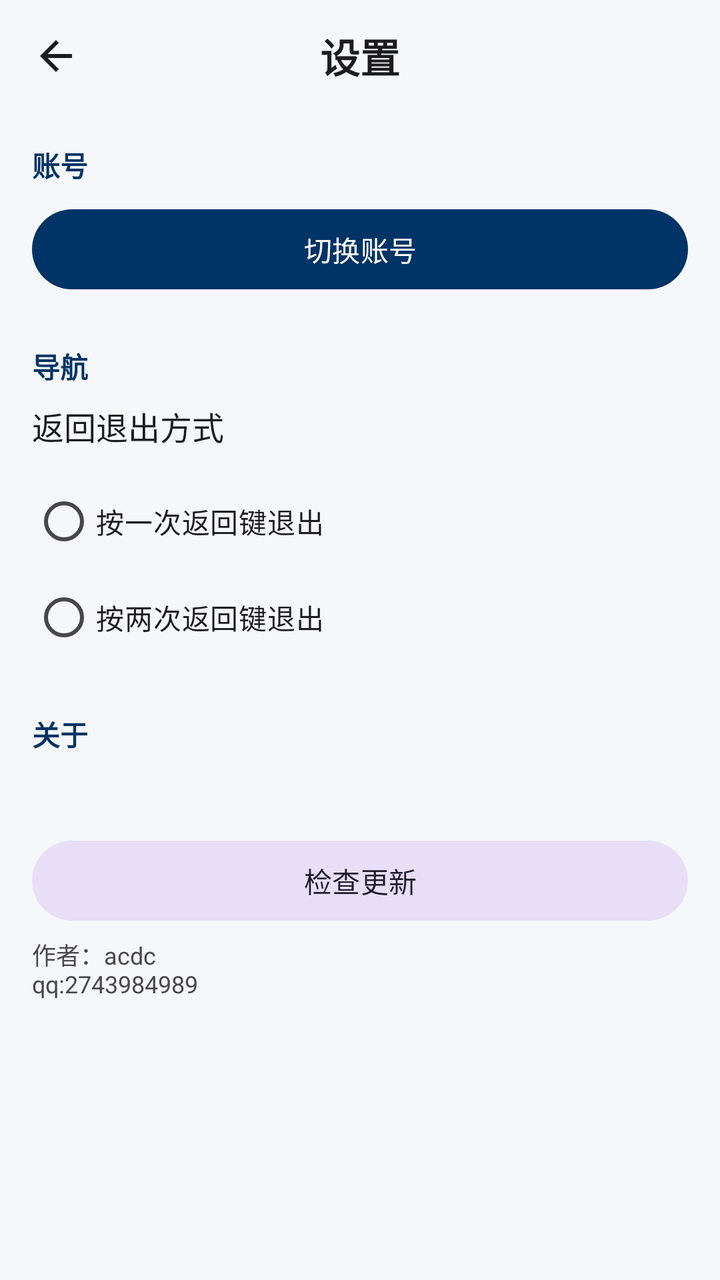
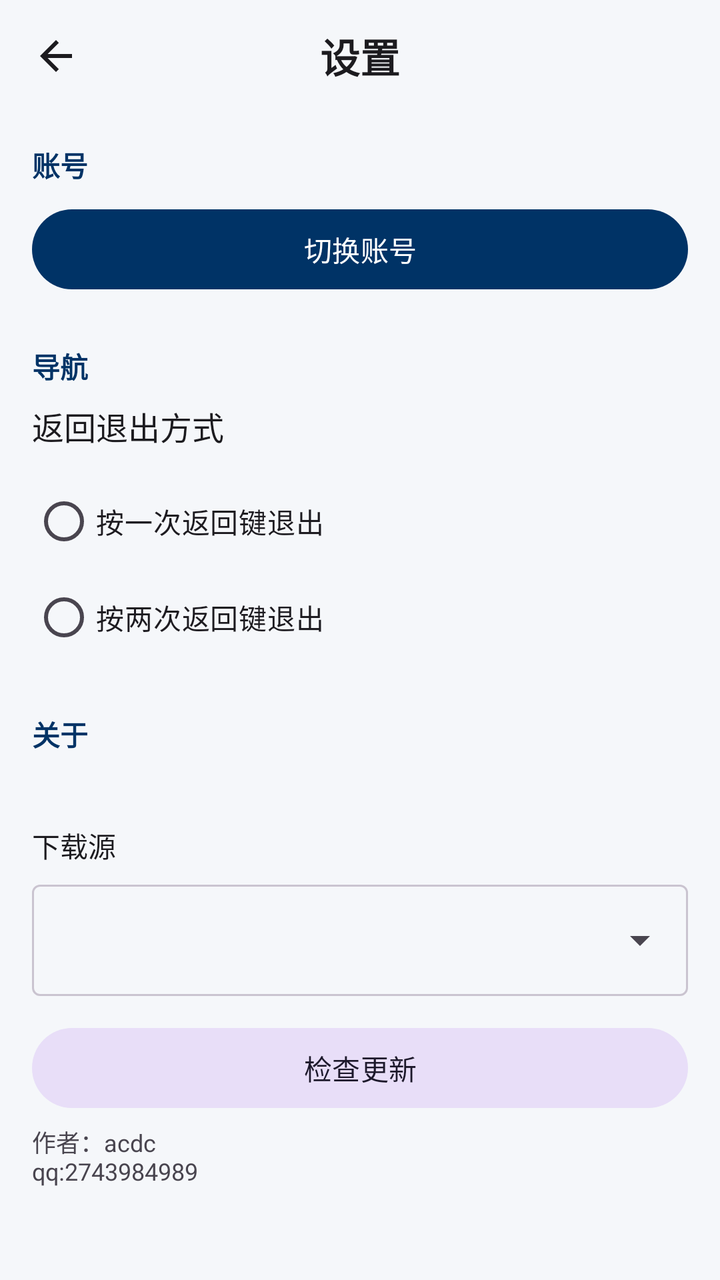

An Android layout rendered at two revisions. The XML below is the earlier revision; the diff shows what the commit changed to produce the second picture.
<!-- AndroidManifest.xml: application theme Theme.Ecode -->
<!-- res/layout/activity_settings.xml -->
<?xml version="1.0" encoding="utf-8"?>
<LinearLayout
    xmlns:android="http://schemas.android.com/apk/res/android"
    xmlns:app="http://schemas.android.com/apk/res-auto"
    android:layout_width="match_parent"
    android:layout_height="match_parent"
    android:background="@color/md_theme_background"
    android:orientation="vertical">

    <LinearLayout
        android:layout_width="match_parent"
        android:layout_height="56dp"
        android:gravity="center_vertical"
        android:orientation="horizontal"
        android:paddingHorizontal="4dp">

        <ImageButton
            android:id="@+id/btnBack"
            android:layout_width="48dp"
            android:layout_height="48dp"
            android:background="?attr/selectableItemBackgroundBorderless"
            android:contentDescription="返回"
            android:src="@drawable/ic_arrow_back"
            android:tint="@color/md_theme_on_surface" />

        <TextView
            android:layout_width="0dp"
            android:layout_height="wrap_content"
            android:layout_weight="1"
            android:gravity="center"
            android:text="@string/settings_title"
            android:textColor="@color/md_theme_on_surface"
            android:textSize="20sp"
            android:textStyle="bold" />

        <View
            android:layout_width="48dp"
            android:layout_height="48dp" />
    </LinearLayout>

    <ScrollView
        android:layout_width="match_parent"
        android:layout_height="match_parent"
        android:padding="16dp">

        <LinearLayout
            android:layout_width="match_parent"
            android:layout_height="wrap_content"
            android:orientation="vertical">

            
            <TextView
                android:layout_width="wrap_content"
                android:layout_height="wrap_content"
                android:layout_marginBottom="8dp"
                android:text="@string/settings_account_section"
                android:textColor="@color/md_theme_primary"
                android:textSize="14sp"
                android:textStyle="bold" />

            <com.google.android.material.button.MaterialButton
                android:id="@+id/btnSwitchAccount"
                style="@style/Widget.Material3.Button"
                android:layout_width="match_parent"
                android:layout_height="wrap_content"
                android:layout_marginBottom="24dp"
                android:text="@string/settings_switch_account" />

            
            <TextView
                android:layout_width="wrap_content"
                android:layout_height="wrap_content"
                android:layout_marginBottom="8dp"
                android:text="@string/settings_navigation_section"
                android:textColor="@color/md_theme_primary"
                android:textSize="14sp"
                android:textStyle="bold" />

            <TextView
                android:layout_width="wrap_content"
                android:layout_height="wrap_content"
                android:layout_marginBottom="12dp"
                android:text="@string/settings_back_mode"
                android:textColor="@color/md_theme_on_surface"
                android:textSize="16sp" />

            <RadioGroup
                android:id="@+id/radioGroupBackMode"
                android:layout_width="match_parent"
                android:layout_height="wrap_content"
                android:layout_marginBottom="24dp"
                android:orientation="vertical">

                <com.google.android.material.radiobutton.MaterialRadioButton
                    android:id="@+id/radioSingle"
                    android:layout_width="match_parent"
                    android:layout_height="wrap_content"
                    android:text="@string/settings_back_single" />

                <com.google.android.material.radiobutton.MaterialRadioButton
                    android:id="@+id/radioDouble"
                    android:layout_width="match_parent"
                    android:layout_height="wrap_content"
                    android:text="@string/settings_back_double" />
            </RadioGroup>

            
            <TextView
                android:layout_width="wrap_content"
                android:layout_height="wrap_content"
                android:layout_marginBottom="8dp"
                android:text="@string/settings_about_section"
                android:textColor="@color/md_theme_primary"
                android:textSize="14sp"
                android:textStyle="bold" />

            <TextView
                android:id="@+id/tvVersion"
                android:layout_width="match_parent"
                android:layout_height="wrap_content"
                android:textColor="@color/md_theme_on_surface_variant"
                android:textSize="14sp" />

            
            <com.google.android.material.button.MaterialButton
                android:id="@+id/btnCheckUpdate"
                style="@style/Widget.Material3.Button.TonalButton"
                android:layout_width="match_parent"
                android:layout_height="wrap_content"
                android:layout_marginTop="12dp"
                android:text="@string/settings_check_update" />

            <TextView
                android:id="@+id/tvUpdateStatus"
                android:layout_width="match_parent"
                android:layout_height="wrap_content"
                android:layout_marginTop="8dp"
                android:textColor="@color/md_theme_on_surface"
                android:textSize="14sp"
                android:visibility="gone" />

            <TextView
                android:id="@+id/tvChangelog"
                android:layout_width="match_parent"
                android:layout_height="wrap_content"
                android:layout_marginTop="4dp"
                android:lineSpacingExtra="2dp"
                android:textColor="@color/md_theme_on_surface_variant"
                android:textSize="13sp"
                android:visibility="gone" />

            <ProgressBar
                android:id="@+id/progressDownload"
                style="?android:attr/progressBarStyleHorizontal"
                android:layout_width="match_parent"
                android:layout_height="wrap_content"
                android:layout_marginTop="12dp"
                android:max="100"
                android:visibility="gone" />

            <TextView
                android:id="@+id/tvProgress"
                android:layout_width="match_parent"
                android:layout_height="wrap_content"
                android:layout_marginTop="4dp"
                android:textColor="@color/md_theme_on_surface_variant"
                android:textSize="13sp"
                android:visibility="gone" />

            <com.google.android.material.button.MaterialButton
                android:id="@+id/btnUpdateAction"
                android:layout_width="match_parent"
                android:layout_height="wrap_content"
                android:layout_marginTop="8dp"
                android:visibility="gone" />

            <TextView
                android:layout_width="match_parent"
                android:layout_height="wrap_content"
                android:layout_marginTop="4dp"
                android:layout_marginBottom="24dp"
                android:text="@string/settings_credit"
                android:textColor="@color/md_theme_on_surface_variant"
                android:textSize="12sp" />

        </LinearLayout>
    </ScrollView>
</LinearLayout>
<!-- resources referenced by this layout -->
<resources>
  <color name="md_theme_background">#F5F7FA</color>
  <color name="md_theme_on_surface">#1C1B1F</color>
  <color name="md_theme_on_surface_variant">#49454F</color>
  <color name="md_theme_primary">#003366</color>
  <!-- drawable ic_arrow_back (drawable) -->
  <?xml version="1.0" encoding="utf-8"?>
  <vector xmlns:android="http://schemas.android.com/apk/res/android"
      android:width="24dp"
      android:height="24dp"
      android:viewportWidth="24"
      android:viewportHeight="24">
      <path
          android:fillColor="#FF000000"
          android:pathData="M20,11H7.83l5.59,-5.59L12,4l-8,8 8,8 1.41,-1.41L7.83,13H20v-2z" />
  </vector>
  <string name="settings_about_section">关于</string>
  <string name="settings_account_section">账号</string>
  <string name="settings_back_double">按两次返回键退出</string>
  <string name="settings_back_mode">返回退出方式</string>
  <string name="settings_back_single">按一次返回键退出</string>
  <string name="settings_check_update">检查更新</string>
  <string name="settings_credit">作者：acdc \nqq:2743984989</string>
  <string name="settings_navigation_section">导航</string>
  <string name="settings_switch_account">切换账号</string>
  <string name="settings_title">设置</string>
  <style name="Theme.Ecode" parent="Theme.Material3.DayNight.NoActionBar">
          <item name="colorPrimary">@color/md_theme_primary</item>
          <item name="colorOnPrimary">@color/md_theme_on_primary</item>
          <item name="colorPrimaryContainer">@color/md_theme_primary_container</item>
          <item name="colorOnPrimaryContainer">@color/md_theme_on_primary_container</item>
          <item name="colorSecondary">@color/md_theme_secondary</item>
          <item name="colorOnSecondary">@color/md_theme_on_secondary</item>
          <item name="android:colorBackground">@color/md_theme_background</item>
          <item name="colorOnBackground">@color/md_theme_on_background</item>
          <item name="colorSurface">@color/md_theme_surface</item>
          <item name="colorOnSurface">@color/md_theme_on_surface</item>
          <item name="colorOnSurfaceVariant">@color/md_theme_on_surface_variant</item>
          <item name="colorOutline">@color/md_theme_outline</item>
      </style>
  <color name="md_theme_on_primary">#FFFFFF</color>
  <color name="md_theme_primary_container">#D6E4F0</color>
  <color name="md_theme_on_primary_container">#001D36</color>
  <color name="md_theme_secondary">#535F70</color>
  <color name="md_theme_on_secondary">#FFFFFF</color>
  <color name="md_theme_on_background">#1C1B1F</color>
  <color name="md_theme_surface">#FFFFFF</color>
  <color name="md_theme_outline">#CAC4D0</color>
</resources>

<!-- the commit's change to res/layout/activity_settings.xml (unified diff, before → after) -->
@@ -122,6 +122,27 @@
                 android:textSize="14sp" />
 
             
+            <TextView
+                android:layout_width="wrap_content"
+                android:layout_height="wrap_content"
+                android:layout_marginTop="8dp"
+                android:text="@string/update_source_label"
+                android:textColor="@color/md_theme_on_surface"
+                android:textSize="14sp" />
+
+            <com.google.android.material.textfield.TextInputLayout
+                style="@style/Widget.Material3.TextInputLayout.OutlinedBox.ExposedDropdownMenu"
+                android:layout_width="match_parent"
+                android:layout_height="wrap_content"
+                android:layout_marginTop="4dp">
+
+                <com.google.android.material.textfield.MaterialAutoCompleteTextView
+                    android:id="@+id/ddlUpdateSource"
+                    android:layout_width="match_parent"
+                    android:layout_height="wrap_content"
+                    android:inputType="none" />
+            </com.google.android.material.textfield.TextInputLayout>
+
             <com.google.android.material.button.MaterialButton
                 android:id="@+id/btnCheckUpdate"
                 style="@style/Widget.Material3.Button.TonalButton"
<!-- resource entries referenced after the edit -->
@@ -25,6 +25,7 @@
   <string name="settings_navigation_section">导航</string>
   <string name="settings_switch_account">切换账号</string>
   <string name="settings_title">设置</string>
+  <string name="update_source_label">下载源</string>
   <style name="Theme.Ecode" parent="Theme.Material3.DayNight.NoActionBar">
           <item name="colorPrimary">@color/md_theme_primary</item>
           <item name="colorOnPrimary">@color/md_theme_on_primary</item>
